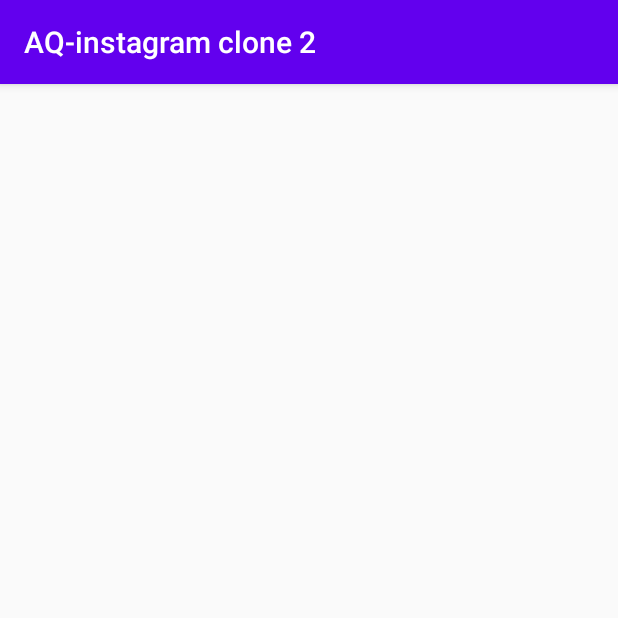
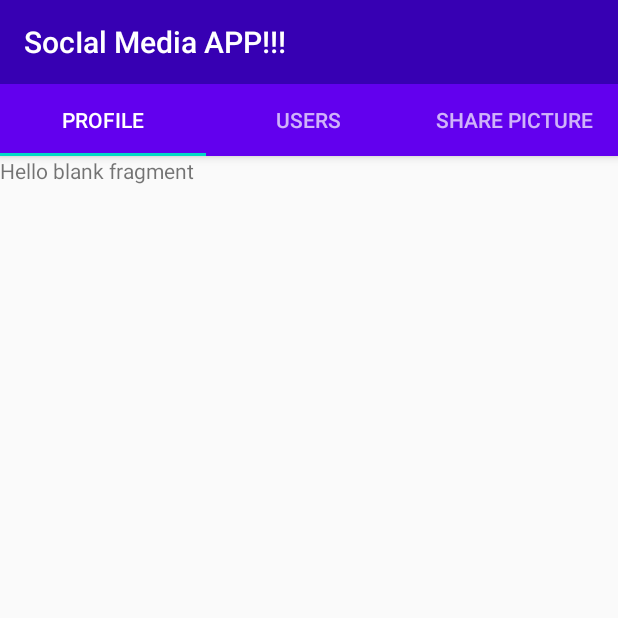
Before and after one commit to HAREEN123/NEWINSTAGRAM, an Android app: the SocialMediaActivity screen opened directly, with no data from a screen before it, on a phone screen of 412 x 824 dp, the top half of it. Run offline under Robolectric (Android 15) with nearby library versions, the phone set to English and light mode, and no system bars.

Commit message:
Social Media Activity,Fragments,tabLayout,fragment Adapter,view pager

```diff
--- a/app/build.gradle
+++ b/app/build.gradle
@@ -26,11 +26,13 @@ dependencies {
     implementation fileTree(dir: "libs", include: ["*.jar"])
     implementation 'androidx.appcompat:appcompat:1.1.0'
     implementation 'androidx.constraintlayout:constraintlayout:1.1.3'
+    implementation 'androidx.legacy:legacy-support-v4:1.0.0'
     testImplementation 'junit:junit:4.12'
     androidTestImplementation 'androidx.test.ext:junit:1.1.1'
     androidTestImplementation 'androidx.test.espresso:espresso-core:3.2.0'
     implementation "com.github.parse-community.Parse-SDK-Android:parse:1.24.1"
     implementation 'com.github.Shashank02051997:FancyToast-Android:0.1.6'
+    implementation 'com.google.android.material:material:1.1.0' // this must be put as i am using the androidX
 
 
 }
--- a/app/src/main/AndroidManifest.xml
+++ b/app/src/main/AndroidManifest.xml
@@ -10,8 +10,9 @@
         android:roundIcon="@mipmap/ic_launcher_round"
         android:supportsRtl="true"
         android:theme="@style/AppTheme">
-        <activity android:name=".SocialMediaActivity"></activity>
-        <activity android:name=".LoginActivity" />
+        <activity android:name=".SocialMediaActivity"
+            android:theme="@style/AppTheme.NoActionBar"></activity>
+        <activity android:name=".LoginActivity"/>
         <activity android:name=".MainActivity">
             <intent-filter>
                 <action android:name="android.intent.action.MAIN" />
--- /dev/null
+++ b/app/src/main/java/com/example/aq_instagramclone2/ProfileTab.java
@@ -0,0 +1,64 @@
+package com.example.aq_instagramclone2;
+
+import android.os.Bundle;
+
+import androidx.fragment.app.Fragment;
+
+import android.view.LayoutInflater;
+import android.view.View;
+import android.view.ViewGroup;
+
+/**
+ * A simple {@link Fragment} subclass.
+ * Use the {@link ProfileTab#newInstance} factory method to
+ * create an instance of this fragment.
+ */
+public class ProfileTab extends Fragment {
+
+    // TODO: Rename parameter arguments, choose names that match
+    // the fragment initialization parameters, e.g. ARG_ITEM_NUMBER
+    private static final String ARG_PARAM1 = "param1";
+    private static final String ARG_PARAM2 = "param2";
+
+    // TODO: Rename and change types of parameters
+    private String mParam1;
+    private String mParam2;
+
+    public ProfileTab() {
+        // Required empty public constructor
+    }
+
+    /**
+     * Use this factory method to create a new instance of
+     * this fragment using the provided parameters.
+     *
+     * @param param1 Parameter 1.
+     * @param param2 Parameter 2.
+     * @return A new instance of fragment ProfileTab.
+     */
+    // TODO: Rename and change types and number of parameters
+    public static ProfileTab newInstance(String param1, String param2) {
+        ProfileTab fragment = new ProfileTab();
+        Bundle args = new Bundle();
+        args.putString(ARG_PARAM1, param1);
+        args.putString(ARG_PARAM2, param2);
+        fragment.setArguments(args);
+        return fragment;
+    }
+
+    @Override
+    public void onCreate(Bundle savedInstanceState) {
+        super.onCreate(savedInstanceState);
+        if (getArguments() != null) {
+            mParam1 = getArguments().getString(ARG_PARAM1);
+            mParam2 = getArguments().getString(ARG_PARAM2);
+        }
+    }
+
+    @Override
+    public View onCreateView(LayoutInflater inflater, ViewGroup container,
+                             Bundle savedInstanceState) {
+        // Inflate the layout for this fragment
+        return inflater.inflate(R.layout.fragment_profile_tab, container, false);
+    }
+}
--- a/app/src/main/java/com/example/aq_instagramclone2/SocialMediaActivity.java
+++ b/app/src/main/java/com/example/aq_instagramclone2/SocialMediaActivity.java
@@ -1,14 +1,37 @@
 package com.example.aq_instagramclone2;
 
 import androidx.appcompat.app.AppCompatActivity;
+import androidx.appcompat.widget.Toolbar; //androidx.appcompat.widget.Toolbar
+import androidx.viewpager.widget.ViewPager;
 
 import android.os.Bundle;
 
+import com.google.android.material.tabs.TabLayout;
+
 public class SocialMediaActivity extends AppCompatActivity {
+
+    private Toolbar toolbar;
+    private ViewPager viewPager;
+    private TabLayout tabLayout;
+    private TabAdapter tabAdapter;
 
     @Override
     protected void onCreate(Bundle savedInstanceState) {
         super.onCreate(savedInstanceState);
         setContentView(R.layout.activity_social_media);
+
+        setTitle("SocIal Media APP!!!");
+
+        toolbar = findViewById(R.id.myToolbar);
+        setSupportActionBar(toolbar);
+
+        viewPager = findViewById(R.id.viewPager);
+        tabAdapter = new TabAdapter(getSupportFragmentManager());
+        viewPager.setAdapter(tabAdapter);
+
+        tabLayout = findViewById(R.id.tabLayout);
+        tabLayout.setupWithViewPager(viewPager,false);
+
+
     }
 }
--- /dev/null
+++ b/app/src/main/java/com/example/aq_instagramclone2/TabAdapter.java
@@ -0,0 +1,60 @@
+package com.example.aq_instagramclone2;
+
+import android.widget.Switch;
+
+import androidx.annotation.NonNull;
+import androidx.annotation.Nullable;
+import androidx.fragment.app.Fragment;
+import androidx.fragment.app.FragmentManager;
+import androidx.fragment.app.FragmentPagerAdapter;
+
+public class TabAdapter extends FragmentPagerAdapter {
+
+
+    public TabAdapter(@NonNull FragmentManager fm) {
+        super(fm);
+
+    }
+
+    @NonNull
+    @Override
+    public Fragment getItem(int tabPosition) {
+        switch (tabPosition){
+            case 0:
+                ProfileTab profileTab = new ProfileTab();
+                return profileTab;// return statement is like the break statement.
+            case 1:
+                UsersTab usersTab = new UsersTab();  // this is also can be written in this manner..return new UserTab();
+                return usersTab;
+            case 2:
+                SharePictureTab sharePictureTab =new SharePictureTab(); // if none of cases are used,u just create a default statement and just return null.
+                return sharePictureTab;
+
+                default:
+                return null;
+
+        }
+    }
+
+    @Override
+    public int getCount() { // how many tabs do we have inside the tab lay out.
+        // whenever u need to add more tabs to your tab layout, implement and update these tab adapter class.
+
+        return 3;
+    } // WE CAN NOT CREATE AN OBJECT DIRECTLY FROM AN ABSTRACT CLASS.
+
+    @Nullable
+    @Override
+    public CharSequence getPageTitle(int position) {
+        switch (position) {
+            case 0:
+                return "Profile";
+            case 1:
+                return "Users";
+            case 2:
+                return "Share Picture";
+            default:
+                return null; // because of the Char sequence, we must indicate the default value
+        }
+    }
+}
--- /dev/null
+++ b/app/src/main/java/com/example/aq_instagramclone2/UsersTab.java
@@ -0,0 +1,64 @@
+package com.example.aq_instagramclone2;
+
+import android.os.Bundle;
+
+import androidx.fragment.app.Fragment;
+
+import android.view.LayoutInflater;
+import android.view.View;
+import android.view.ViewGroup;
+
+/**
+ * A simple {@link Fragment} subclass.
+ * Use the {@link UsersTab#newInstance} factory method to
+ * create an instance of this fragment.
+ */
+public class UsersTab extends Fragment {
+
+    // TODO: Rename parameter arguments, choose names that match
+    // the fragment initialization parameters, e.g. ARG_ITEM_NUMBER
+    private static final String ARG_PARAM1 = "param1";
+    private static final String ARG_PARAM2 = "param2";
+
+    // TODO: Rename and change types of parameters
+    private String mParam1;
+    private String mParam2;
+
+    public UsersTab() {
+        // Required empty public constructor
+    }
+
+    /**
+     * Use this factory method to create a new instance of
+     * this fragment using the provided parameters.
+     *
+     * @param param1 Parameter 1.
+     * @param param2 Parameter 2.
+     * @return A new instance of fragment UsersTab.
+     */
+    // TODO: Rename and change types and number of parameters
+    public static UsersTab newInstance(String param1, String param2) {
+        UsersTab fragment = new UsersTab();
+        Bundle args = new Bundle();
+        args.putString(ARG_PARAM1, param1);
+        args.putString(ARG_PARAM2, param2);
+        fragment.setArguments(args);
+        return fragment;
+    }
+
+    @Override
+    public void onCreate(Bundle savedInstanceState) {
+        super.onCreate(savedInstanceState);
+        if (getArguments() != null) {
+            mParam1 = getArguments().getString(ARG_PARAM1);
+            mParam2 = getArguments().getString(ARG_PARAM2);
+        }
+    }
+
+    @Override
+    public View onCreateView(LayoutInflater inflater, ViewGroup container,
+                             Bundle savedInstanceState) {
+        // Inflate the layout for this fragment
+        return inflater.inflate(R.layout.fragment_users_tab, container, false);
+    }
+}
--- a/app/src/main/res/layout/activity_main.xml
+++ b/app/src/main/res/layout/activity_main.xml
@@ -99,4 +99,5 @@
         app:layout_constraintHorizontal_bias="0.0"
         app:layout_constraintStart_toStartOf="parent"
         app:layout_constraintTop_toBottomOf="@+id/btnSignUp" />
+
 </androidx.constraintlayout.widget.ConstraintLayout>
--- a/app/src/main/res/layout/activity_social_media.xml
+++ b/app/src/main/res/layout/activity_social_media.xml
@@ -1,9 +1,33 @@
 <?xml version="1.0" encoding="utf-8"?>
-<androidx.constraintlayout.widget.ConstraintLayout xmlns:android="http://schemas.android.com/apk/res/android"
+<RelativeLayout
+
+    xmlns:android="http://schemas.android.com/apk/res/android"
     xmlns:app="http://schemas.android.com/apk/res-auto"
     xmlns:tools="http://schemas.android.com/tools"
     android:layout_width="match_parent"
     android:layout_height="match_parent"
     tools:context=".SocialMediaActivity">
 
-</androidx.constraintlayout.widget.ConstraintLayout>
+    <com.google.android.material.appbar.AppBarLayout
+        android:id="@+id/appBarLayout"
+        android:layout_width="match_parent"
+        android:layout_height="wrap_content">
+
+        <include android:id="@+id/myToolbar"
+            layout="@layout/my_toolbar"/>
+
+        <com.google.android.material.tabs.TabLayout
+            android:id="@+id/tabLayout"
+            android:layout_width="match_parent"
+            android:layout_height="wrap_content"
+            android:theme="@style/ThemeOverlay.AppCompat.Dark.ActionBar"/>
+
+    </com.google.android.material.appbar.AppBarLayout>
+
+    <androidx.viewpager.widget.ViewPager
+        android:id="@+id/viewPager"
+        android:layout_width="match_parent"
+        android:layout_height="wrap_content"
+        android:layout_below="@id/appBarLayout"/>
+
+</RelativeLayout>
--- /dev/null
+++ b/app/src/main/res/layout/fragment_profile_tab.xml
@@ -0,0 +1,14 @@
+<?xml version="1.0" encoding="utf-8"?>
+<FrameLayout xmlns:android="http://schemas.android.com/apk/res/android"
+    xmlns:tools="http://schemas.android.com/tools"
+    android:layout_width="match_parent"
+    android:layout_height="match_parent"
+    tools:context=".ProfileTab">
+
+    <!-- TODO: Update blank fragment layout -->
+    <TextView
+        android:layout_width="match_parent"
+        android:layout_height="match_parent"
+        android:text="@string/hello_blank_fragment" />
+
+</FrameLayout>
--- /dev/null
+++ b/app/src/main/res/layout/my_toolbar.xml
@@ -0,0 +1,11 @@
+<?xml version="1.0" encoding="utf-8"?>
+
+<androidx.appcompat.widget.Toolbar
+    xmlns:android="http://schemas.android.com/apk/res/android"
+    android:layout_width="match_parent"
+    android:layout_height="wrap_content"
+    android:id="@+id/myToolbar"
+    android:theme="@style/ThemeOverlay.AppCompat.Dark.ActionBar"
+    android:background="@color/colorPrimaryDark">
+
+</androidx.appcompat.widget.Toolbar>
--- a/app/src/main/res/values/strings.xml
+++ b/app/src/main/res/values/strings.xml
@@ -1,3 +1,5 @@
 <resources>
     <string name="app_name">AQ-instagram clone 2</string>
+    <!-- TODO: Remove or change this placeholder text -->
+    <string name="hello_blank_fragment">Hello blank fragment</string>
 </resources>
--- a/app/src/main/res/values/styles.xml
+++ b/app/src/main/res/values/styles.xml
@@ -7,4 +7,9 @@
         <item name="colorAccent">@color/colorAccent</item>
     </style>
 
+    <style name="AppTheme.NoActionBar">
+        <item name="windowActionBar">false</item>
+        <item name="windowNoTitle">true</item>
+    </style>
+
 </resources>
```
Also changed, not shown: app/src/main/java/com/example/aq_instagramclone2/SharePictureTab.java (added, +64 -0 lines), app/src/main/res/layout/fragment_share_picture_tab.xml (added, +14 -0 lines), app/src/main/res/layout/fragment_users_tab.xml (added, +14 -0 lines).
